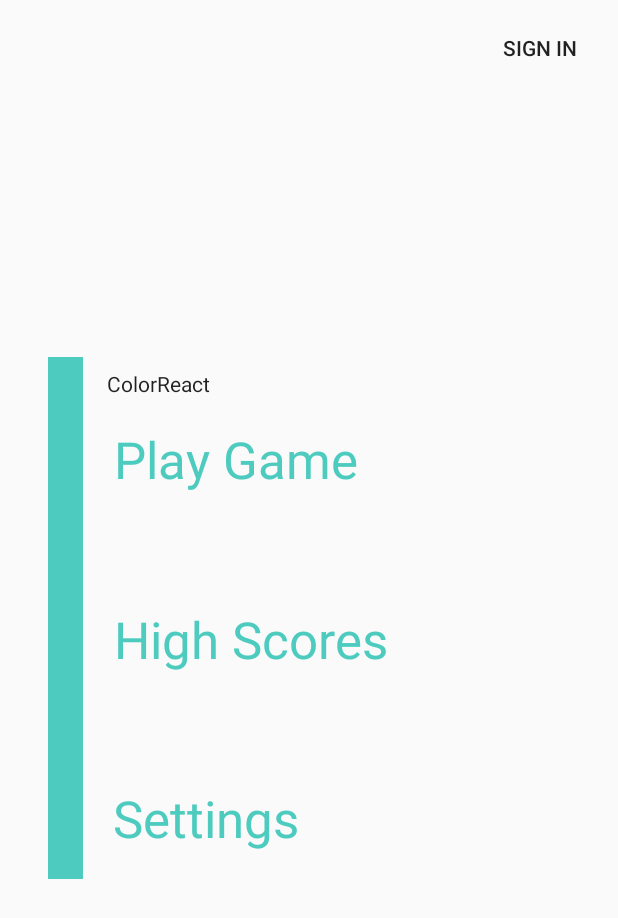
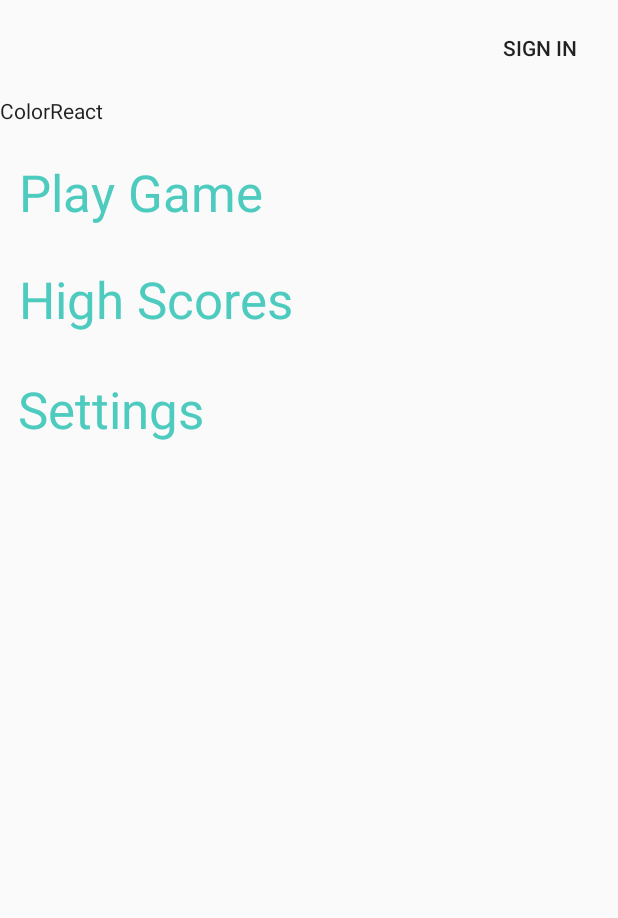
Before and after one commit to liangan4793/ColorReact, an Android app: the layout activity_menu.xml on its own in the app's theme, with its tools: preview values and no code run, on a phone screen of 412 x 824 dp. Shown: the top 918 px of the screen. Run offline under Robolectric (Android 15) with nearby library versions, the phone set to English and light mode, and no system bars.

```diff
--- a/app/src/main/java/com/example/andy/colorreact/MenuActivity.java
+++ b/app/src/main/java/com/example/andy/colorreact/MenuActivity.java
@@ -7,10 +7,9 @@ import android.os.Bundle;
 import android.view.View;
 import android.widget.Button;
 
+import com.example.andy.colorreact.Model.User;
 import com.google.firebase.database.DatabaseReference;
 import com.google.firebase.database.FirebaseDatabase;
-
-import java.util.zip.Inflater;
 
 import butterknife.BindView;
 import butterknife.ButterKnife;
@@ -18,7 +17,7 @@ import butterknife.ButterKnife;
 public class MenuActivity extends AppCompatActivity implements RegisterUserDialogFragment.RegisterUserDialogListener {
 
     @BindView(R.id.mainMenuSignInButton) Button signInButton;
-    FirebaseDatabase database;
+    DatabaseReference database;
 
     @Override
     protected void onCreate(@Nullable Bundle savedInstanceState) {
@@ -40,10 +39,7 @@ public class MenuActivity extends AppCompatActivity implements RegisterUserDialo
 
     @Override
     public void onRegisterUser(User user) {
-        database = FirebaseDatabase.getInstance();
-        DatabaseReference  users = database.getReference("Users");
-        users.child(user.getUserName());
-        DatabaseReference firstChild = database.getReference(user.getUserName());
-
+        database = FirebaseDatabase.getInstance().getReference();
+        database.child("Users").child(user.getUserName()).setValue(user);
     }
 }
--- a/app/src/main/java/com/example/andy/colorreact/User.java
+++ b/app/src/main/java/com/example/andy/colorreact/Model/User.java
@@ -1,4 +1,6 @@
-package com.example.andy.colorreact;
+package com.example.andy.colorreact.Model;
+
+import java.io.Serializable;
 
 import io.realm.RealmObject;
 
@@ -6,7 +8,7 @@ import io.realm.RealmObject;
  * Created by andy on 23/10/17.
  */
 
-public class User {
+public class User implements Serializable {
 
     private String firstName;
     private String lastName;
--- a/app/src/main/java/com/example/andy/colorreact/RegisterUserDialogFragment.java
+++ b/app/src/main/java/com/example/andy/colorreact/RegisterUserDialogFragment.java
@@ -1,15 +1,15 @@
 package com.example.andy.colorreact;
 
 import android.app.DialogFragment;
-import android.content.Context;
 import android.os.Bundle;
 import android.support.annotation.Nullable;
-import android.support.v4.app.Fragment;
 import android.view.LayoutInflater;
 import android.view.View;
 import android.view.ViewGroup;
 import android.widget.Button;
 import android.widget.EditText;
+
+import com.example.andy.colorreact.Model.User;
 
 import butterknife.BindView;
 import butterknife.ButterKnife;
--- a/app/src/main/res/layout/activity_menu.xml
+++ b/app/src/main/res/layout/activity_menu.xml
@@ -15,68 +15,57 @@
         android:layout_width="wrap_content"
         android:layout_height="wrap_content"
         android:layout_marginStart="8dp"
-        android:layout_marginTop="8dp"
         android:elevation="0dp"
         android:text="@string/play_game_label"
         android:textAppearance="@style/TextAppearance.AppCompat.Display1"
         android:textColor="#4dcbbf"
         app:layout_constraintStart_toEndOf="@+id/constraintLayout"
-        app:layout_constraintTop_toBottomOf="@+id/textView" />
+        android:layout_marginTop="12dp"
+        app:layout_constraintTop_toBottomOf="@+id/textView"
+        android:layout_marginLeft="8dp"
+        app:layout_constraintLeft_toLeftOf="parent" />
 
     <Button
         android:id="@+id/high_scores_button"
         style="@android:style/Widget.DeviceDefault.Button.Borderless"
         android:layout_width="wrap_content"
         android:layout_height="wrap_content"
-        android:layout_marginBottom="8dp"
-        android:layout_marginStart="8dp"
-        android:layout_marginTop="8dp"
         android:text="@string/high_scores_label"
         android:textAppearance="@style/TextAppearance.AppCompat.Display1"
         android:textColor="#4dcbbf"
-        app:layout_constraintBottom_toTopOf="@+id/settings_button"
         app:layout_constraintStart_toEndOf="@+id/constraintLayout"
-        app:layout_constraintTop_toBottomOf="@+id/play_game_button" />
+        android:layout_marginTop="6dp"
+        app:layout_constraintTop_toBottomOf="@+id/play_game_button"
+        tools:layout_constraintRight_creator="1"
+        app:layout_constraintRight_toRightOf="parent"
+        tools:layout_constraintLeft_creator="1"
+        app:layout_constraintLeft_toRightOf="@+id/play_game_button" />
 
     <Button
         android:id="@+id/settings_button"
         style="@android:style/Widget.DeviceDefault.Button.Borderless"
         android:layout_width="wrap_content"
         android:layout_height="wrap_content"
-        android:layout_marginBottom="8dp"
-        android:layout_marginStart="8dp"
         android:text="@string/settings_label"
         android:textAppearance="@style/TextAppearance.AppCompat.Display1"
         android:textColor="#4dcbbf"
-        app:layout_constraintBottom_toBottomOf="@+id/constraintLayout"
-        app:layout_constraintStart_toEndOf="@+id/constraintLayout" />
-
-    <android.support.constraint.ConstraintLayout
-        android:id="@+id/constraintLayout"
-        android:layout_width="23dp"
-        android:layout_height="348dp"
-        android:layout_marginBottom="8dp"
-        android:layout_marginStart="32dp"
+        app:layout_constraintStart_toEndOf="@+id/constraintLayout"
         android:layout_marginTop="8dp"
-        android:background="#4dcbbf"
-        android:paddingLeft="150dp"
-        android:visibility="visible"
-        app:layout_constraintBottom_toBottomOf="parent"
-        app:layout_constraintStart_toStartOf="parent"
-        app:layout_constraintTop_toTopOf="parent">
-
-    </android.support.constraint.ConstraintLayout>
+        app:layout_constraintTop_toBottomOf="@+id/high_scores_button"
+        tools:layout_constraintRight_creator="1"
+        app:layout_constraintRight_toRightOf="parent" />
 
     <TextView
         android:id="@+id/textView"
-        android:layout_width="wrap_content"
+        android:layout_width="0dp"
         android:layout_height="wrap_content"
-        android:layout_marginStart="8dp"
-        android:layout_marginTop="8dp"
         android:text="@string/app_name"
         android:textAppearance="@style/TextAppearance.AppCompat.Body1"
         app:layout_constraintStart_toStartOf="@+id/play_game_button"
-        app:layout_constraintTop_toTopOf="@+id/constraintLayout" />
+        android:layout_marginTop="8dp"
+        app:layout_constraintTop_toBottomOf="@+id/mainMenuSignInButton"
+        tools:layout_constraintLeft_creator="1"
+        app:layout_constraintLeft_toLeftOf="parent" />
 
     <Button
         android:id="@+id/mainMenuSignInButton"
@@ -84,18 +73,20 @@
         android:layout_width="wrap_content"
         android:layout_height="wrap_content"
         android:layout_marginEnd="8dp"
-        android:layout_marginRight="16dp"
-        android:layout_marginTop="8dp"
         android:text="Sign In"
         app:layout_constraintEnd_toEndOf="parent"
-        app:layout_constraintRight_toRightOf="parent"
-        app:layout_constraintTop_toTopOf="parent" />
+        app:layout_constraintTop_toTopOf="parent"
+        android:layout_marginTop="8dp"
+        android:layout_marginRight="8dp"
+        app:layout_constraintRight_toRightOf="parent" />
 
     <android.support.constraint.Guideline
         android:id="@+id/guideline"
         android:layout_width="wrap_content"
         android:layout_height="wrap_content"
         android:orientation="vertical"
-        app:layout_constraintGuide_begin="20dp" />
+        app:layout_constraintGuide_begin="20dp"
+        tools:layout_editor_absoluteY="0dp"
+        tools:layout_editor_absoluteX="20dp" />
 
 </android.support.constraint.ConstraintLayout>
--- a/build.gradle
+++ b/build.gradle
@@ -5,7 +5,7 @@ buildscript {
         jcenter()
     }
     dependencies {
-        classpath 'com.android.tools.build:gradle:3.0.0'
+        classpath 'com.android.tools.build:gradle:2.3.0'
         classpath "io.realm:realm-gradle-plugin:4.1.0"
 
         // NOTE: Do not place your application dependencies here; they belong
```
